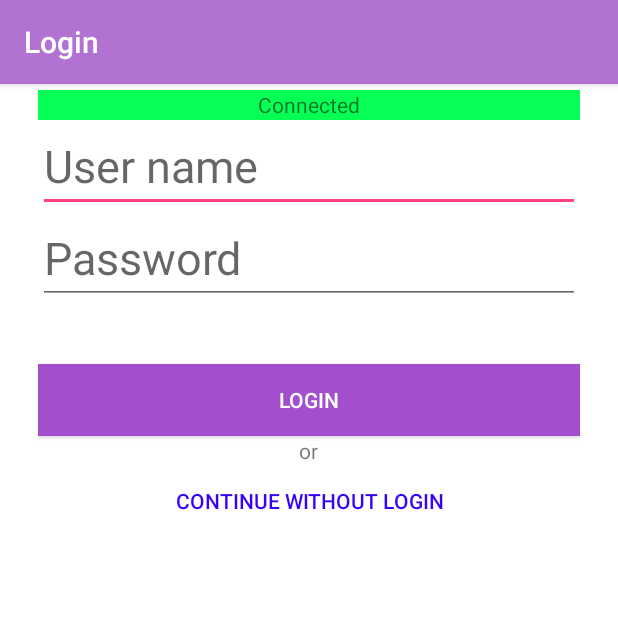
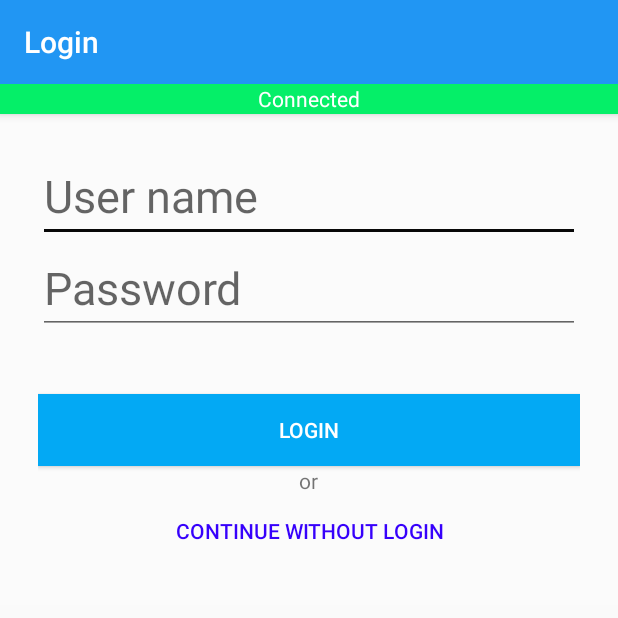
Before and after one commit to AhilJose/AI-CampBot, an Android app: the screen it shows after launch (LoginActivity), on a phone screen of 412 x 824 dp, the top half of it. Run offline under Robolectric (Android 15) with nearby library versions, the phone set to English and light mode, and no system bars; libraries missing offline, so code that uses them is left out: io.saeid.fabloading; plain views replace MaterialEditText; 6 statements that could not run were skipped.

Commit message:
Color Change

```diff
--- a/app/build.gradle
+++ b/app/build.gradle
@@ -22,6 +22,7 @@ android {
 
 dependencies {
     compile fileTree(dir: 'libs', include: ['*.jar'])
+    testCompile 'junit:junit:4.12'
     compile 'com.android.support:appcompat-v7:23.4.0'
     compile 'com.android.support:design:23.4.0'
     compile 'com.rengwuxian.materialedittext:library:2.1.4'
--- a/app/src/main/AndroidManifest.xml
+++ b/app/src/main/AndroidManifest.xml
@@ -15,7 +15,8 @@
         android:label="@string/app_name"
         android:supportsRtl="true"
         android:theme="@style/AppTheme">
-        <activity android:name=".MainActivity" />
+        <activity android:name=".MainActivity" >
+        </activity>
         <activity android:name=".LoginActivity" />
         <activity android:name=".splashActivity">
             <intent-filter>
--- /dev/null
+++ b/app/src/main/res/drawable/customborder.xml
@@ -0,0 +1,5 @@
+<?xml version="1.0" encoding="UTF-8"?>
+<shape xmlns:android="http://schemas.android.com/apk/res/android" >
+    <padding android:bottom="10dp" android:top="10dp"/>
+    <stroke android:width="0.7dp" android:color="#CCCCCC"/>
+</shape>
--- a/app/src/main/res/layout/activity_login.xml
+++ b/app/src/main/res/layout/activity_login.xml
@@ -13,41 +13,41 @@
             android:id="@+id/toolbar"
             android:layout_width="match_parent"
             android:layout_height="?attr/actionBarSize"
-            android:background="?attr/colorPrimary"
+            android:background="@color/colorPrimary"
             app:layout_scrollFlags="scroll|enterAlways"
             app:title="Login"
             app:popupTheme="@style/ThemeOverlay.AppCompat.Light" />
+        <TextView
+            android:layout_width="match_parent"
+            android:layout_height="20dp"
+            android:background="#d900ff51"
+            android:textColor="#ffffff"
+            android:textAppearance="?android:attr/textAppearanceSmall"
+            android:id="@+id/net_status"
+            android:layout_gravity="center_horizontal"
+            android:gravity="center"
+            android:visibility="visible" />
+
     </android.support.design.widget.AppBarLayout>
 
     <LinearLayout xmlns:android="http://schemas.android.com/apk/res/android"
         xmlns:tools="http://schemas.android.com/tools"
         android:layout_width="fill_parent"
-        android:layout_height="fill_parent"
+        android:layout_height="wrap_content"
         xmlns:app="http://schemas.android.com/apk/res-auto"
         android:orientation="vertical"
         tools:context=".LoginActivity">
 
         <LinearLayout
             android:layout_width="fill_parent"
-            android:layout_height="fill_parent"
-            android:background="#FFFFFF"
+            android:layout_height="wrap_content"
+            android:background="#2cfffefe"
             android:layout_centerInParent="true"
             android:orientation="vertical"
             android:paddingBottom="25dp"
             android:paddingLeft="25dp"
             android:paddingRight="25dp"
-            android:paddingTop="60dp">
-
-            <TextView
-                android:layout_width="fill_parent"
-                android:layout_height="20dp"
-                android:gravity="center"
-                android:layout_marginLeft="-25dp"
-                android:layout_marginRight="-25dp"
-                android:background="#fa00ff51"
-                android:textAppearance="?android:attr/textAppearanceSmall"
-                android:id="@+id/net_status"
-                android:layout_gravity="center_horizontal" />
+            android:paddingTop="100dp">
 
             <com.rengwuxian.materialedittext.MaterialEditText
                 android:layout_width="match_parent"
@@ -57,9 +57,9 @@
                 app:met_iconLeft="@drawable/ic_mail_gery600_24dp"
                 android:textCursorDrawable="@drawable/textview"
                 android:textSize="30sp"
-                app:met_baseColor="#a24ecd"
+                app:met_baseColor="@color/colorPrimary"
                 app:met_floatingLabel="highlight"
-                app:met_primaryColor="?colorPrimaryDark"
+                app:met_primaryColor="@color/colorPrimary"
                 app:met_singleLineEllipsis="true" />
 
             <com.rengwuxian.materialedittext.MaterialEditText
@@ -71,9 +71,9 @@
                 app:met_iconLeft="@drawable/ic_mail_gery600_24dp"
                 android:textCursorDrawable="@drawable/textview"
                 android:textSize="30sp"
-                app:met_baseColor="#a24ecd"
+                app:met_baseColor="@color/colorPrimary"
                 app:met_floatingLabel="highlight"
-                app:met_primaryColor="?colorPrimaryDark"
+                app:met_primaryColor="@color/colorPrimary"
                 app:met_singleLineEllipsis="true" />
 
             <Button android:id="@+id/button"
--- a/app/src/main/res/values/colors.xml
+++ b/app/src/main/res/values/colors.xml
@@ -1,9 +1,13 @@
 <?xml version="1.0" encoding="utf-8"?>
 <resources>
-    <color name="colorPrimary">#b272d2</color>
-    <color name="colorPrimaryDark">#a24ecd</color>
-    <color name="textColorPrimary">#FFFFFF</color>
-    <color name="windowBackground">#FFFFFF</color>
+    <!--color name="colorPrimary">#b272d2</color-->
+    <!--color name="colorPrimaryDark">#a24ecd</color-->
+    <color name="colorPrimary">#2196F3</color>
+    <color name="colorPrimaryDark">#03A9F4</color>
+    <color name="textColorPrimary">#F3E5F5</color>
+    <color name="windowBackground">#F3E5F5</color>
     <color name="navigationBarColor">#00000000</color>
-    <color name="colorAccent">#FF4081</color>
+    <color name="focus_light">#2962FF</color>
+    <color name="colorAccent">#080808</color>
+    <color name="dark">#000000</color>
 </resources>
```
Also changed, not shown: app/src/main/res/layout/activity_main.xml (+26 -5 lines), app/src/main/res/layout/main_list_row.xml (+36 -19 lines), app/src/main/java/com/me/ahiljose/campbot/recentAdapter.java (line endings or trailing spaces), app/src/main/java/com/me/ahiljose/campbot/recentData.java (line endings or trailing spaces).
